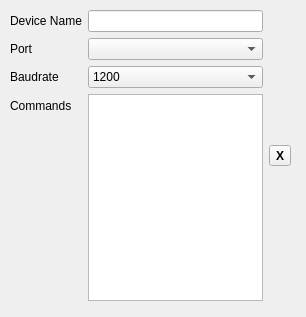
The window that QtSerialConfigBox.ui (gderossi/MicroscopeManagerGUI) describes before a commit, drawn with Qt 5.
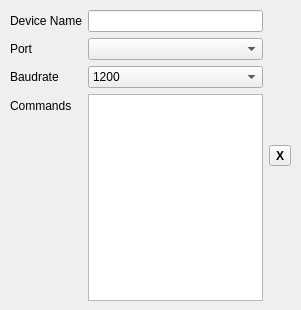
The same window after the commit.

```diff
--- a/QtSerialConfigBox.ui
+++ b/QtSerialConfigBox.ui
@@ -6,8 +6,8 @@
    <rect>
     <x>0</x>
     <y>0</y>
-    <width>306</width>
-    <height>317</height>
+    <width>301</width>
+    <height>310</height>
    </rect>
   </property>
   <property name="windowTitle">
```
